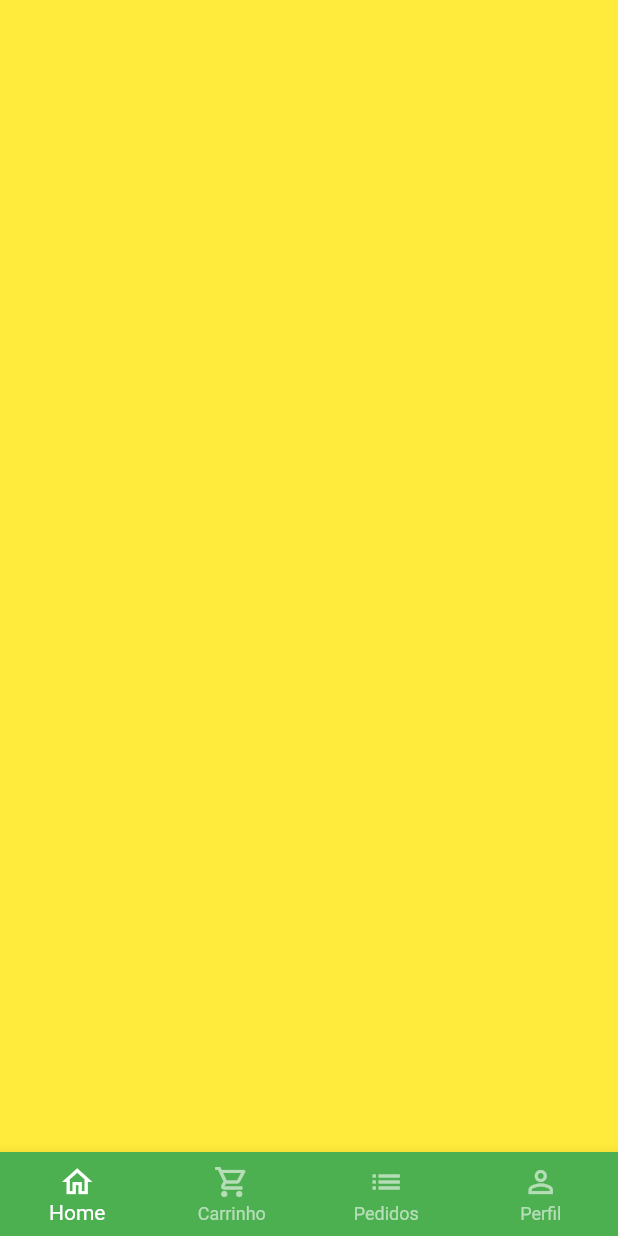
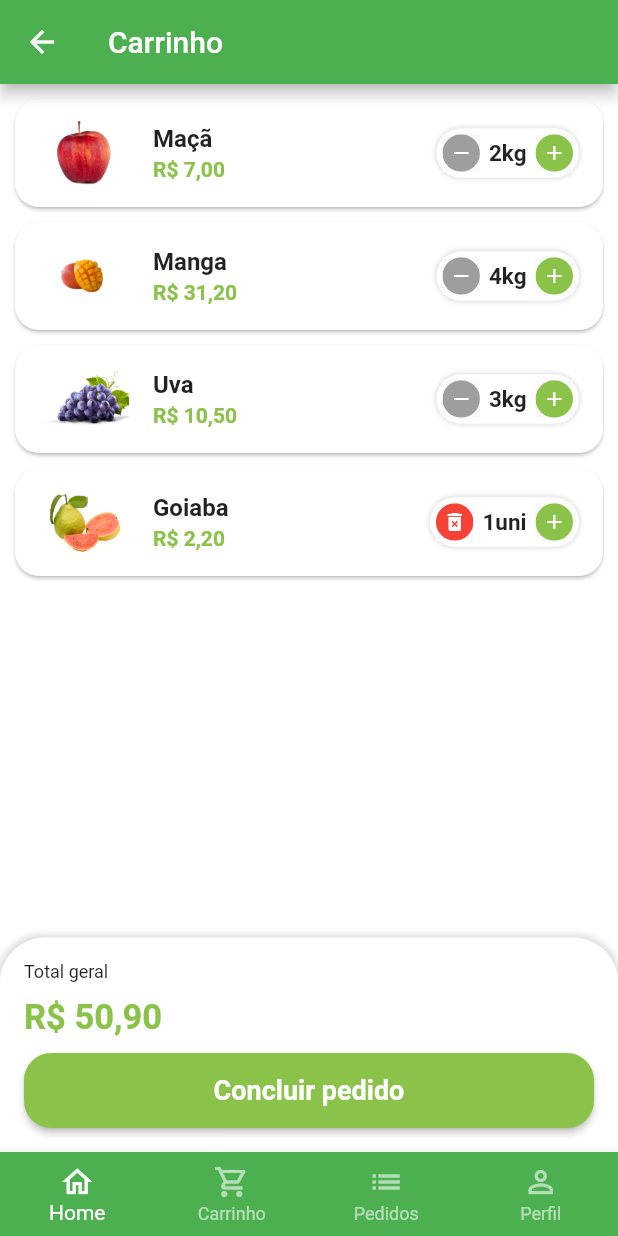
Before and after one commit to leandrolima132/app_greengrocer, a Flutter app: the BasePage screen opened by its route, swiped to page 2, on a phone screen of 412 x 824 dp. Run offline on Flutter 3.47's test engine with Material 2 defaults, Android fonts, the phone set to English and light mode, and no system bars; our stand-ins replace badges, flutter_modular, mask_text_input_formatter.

Commit message:
feat: criando tela do carrinho  + componentes

```diff
--- a/lib/app/core/data/app_data.dart
+++ b/lib/app/core/data/app_data.dart
@@ -1,3 +1,4 @@
+import 'package:greengrocer/app/core/models/cart_item_model.dart';
 import 'package:greengrocer/app/core/models/item_model.dart';
 
 ItemModel apple = ItemModel(
@@ -70,3 +71,10 @@ List<String> categories = [
   'Temperos',
   'Cereais'
 ];
+
+List<CartItemModel> cartItems = [
+  CartItemModel(item: apple, quantity: 2),
+  CartItemModel(item: mango, quantity: 4),
+  CartItemModel(item: grape, quantity: 3),
+  CartItemModel(item: guava, quantity: 1)
+];
--- /dev/null
+++ b/lib/app/core/models/cart_item_model.dart
@@ -0,0 +1,13 @@
+import 'package:greengrocer/app/core/models/item_model.dart';
+
+class CartItemModel {
+  ItemModel item;
+  int quantity;
+
+  CartItemModel({
+    required this.item,
+    required this.quantity,
+  });
+
+  double totalPrice() => item.price * quantity;
+}
--- /dev/null
+++ b/lib/app/core/widgets/cart_tile.dart
@@ -0,0 +1,72 @@
+import 'package:flutter/material.dart';
+import 'package:greengrocer/app/core/constants/theme_constants.dart';
+import 'package:greengrocer/app/core/models/cart_item_model.dart';
+import 'package:greengrocer/app/core/utils/utils.dart';
+import 'package:greengrocer/app/core/widgets/quantity_widget.dart';
+
+class CartTile extends StatefulWidget {
+  final CartItemModel cartItem;
+  final Function(CartItemModel) remove;
+  final VoidCallback onQuantityUpdate;
+
+  const CartTile({
+    Key? key,
+    required this.cartItem,
+    required this.remove,
+    required this.onQuantityUpdate,
+  }) : super(key: key);
+
+  @override
+  State<CartTile> createState() => _CartTileState();
+}
+
+class _CartTileState extends State<CartTile> {
+  final Utils utils = Utils();
+
+  @override
+  Widget build(BuildContext context) {
+    return Card(
+      margin: const EdgeInsets.fromLTRB(10, 10, 10, 0),
+      shape: RoundedRectangleBorder(borderRadius: BorderRadius.circular(16)),
+      child: ListTile(
+        // Imagem
+        leading: Image.asset(
+          widget.cartItem.item.imgUrl,
+          height: 60,
+          width: 60,
+        ),
+        // Titulo
+        title: Text(
+          widget.cartItem.item.itemName,
+          style: const TextStyle(fontWeight: FontWeight.bold),
+        ),
+        // Total
+        subtitle: Text(
+          utils.priceToCurrency(widget.cartItem.totalPrice()),
+          style: TextStyle(
+            fontWeight: FontWeight.bold,
+            color: ThemeConstants.customSwatchColor,
+          ),
+        ),
+
+        // Quantidade
+        trailing: QuatityWidget(
+          value: widget.cartItem.quantity,
+          suffixText: widget.cartItem.item.unit,
+          result: (quantity) {
+            setState(() {
+              widget.cartItem.quantity = quantity;
+
+              if (quantity == 0) {
+                // Remover item do carrinho
+                widget.remove(widget.cartItem);
+              }
+              widget.onQuantityUpdate();
+            });
+          },
+          isRemovable: true,
+        ),
+      ),
+    );
+  }
+}
--- a/lib/app/core/widgets/quantity_widget.dart
+++ b/lib/app/core/widgets/quantity_widget.dart
@@ -5,12 +5,14 @@ class QuatityWidget extends StatelessWidget {
   final int value;
   final String suffixText;
   final Function(int quantity) result;
+  final bool isRemovable;
 
   const QuatityWidget({
     Key? key,
     required this.value,
     required this.suffixText,
     required this.result,
+    this.isRemovable = false,
   }) : super(key: key);
 
   @override
@@ -29,12 +31,14 @@ class QuatityWidget extends StatelessWidget {
         ],
       ),
       child: Row(
+        mainAxisSize: MainAxisSize.min,
         children: [
           _QuantityButton(
-            color: Colors.grey,
-            icon: Icons.remove,
+            color: !isRemovable || value > 1 ? Colors.grey : Colors.red,
+            icon:
+                !isRemovable || value > 1 ? Icons.remove : Icons.delete_forever,
             onPressed: () {
-              if (value == 1) return;
+              if (value == 1 && !isRemovable) return;
 
               int resultCount = value - 1;
               result(resultCount);
--- a/lib/app/modules/base/base_page.dart
+++ b/lib/app/modules/base/base_page.dart
@@ -1,6 +1,7 @@
 import 'package:flutter/material.dart';
 import 'package:flutter_modular/flutter_modular.dart';
 import 'package:greengrocer/app/modules/base/base_controller.dart';
+import 'package:greengrocer/app/modules/tabs/cart/cart_tab.dart';
 import 'package:greengrocer/app/modules/tabs/home/home_tab.dart';
 
 class BasePage extends StatefulWidget {
@@ -21,7 +22,7 @@ class _BasePageState extends State<BasePage> {
         controller: controller.pageController,
         children: [
           const HomeTab(),
-          Container(color: Colors.yellow),
+          const CartTab(),
           Container(color: Colors.blue),
           Container(color: Colors.purple),
         ],
--- /dev/null
+++ b/lib/app/modules/tabs/cart/cart_tab.dart
@@ -0,0 +1,151 @@
+import 'package:flutter/material.dart';
+import 'package:greengrocer/app/core/constants/theme_constants.dart';
+import 'package:greengrocer/app/core/models/cart_item_model.dart';
+import 'package:greengrocer/app/core/utils/utils.dart';
+import 'package:greengrocer/app/core/data/app_data.dart' as app_data;
+import 'package:greengrocer/app/core/widgets/cart_tile.dart';
+
+class CartTab extends StatefulWidget {
+  const CartTab({Key? key}) : super(key: key);
+
+  @override
+  State<CartTab> createState() => _CartTabState();
+}
+
+class _CartTabState extends State<CartTab> {
+  final Utils utils = Utils();
+
+  void removeItemFromCart(CartItemModel cartItem) {
+    setState(() {
+      app_data.cartItems.remove(cartItem);
+    });
+  }
+
+  void updateCartItemQuantity() {
+    // Chama setState para atualizar o preço total quando a quantidade mudar
+    setState(() {});
+  }
+
+  double cartTotalPrice() {
+    double total = 0;
+    for (var item in app_data.cartItems) {
+      total += item.totalPrice();
+    }
+    return total;
+  }
+
+  @override
+  Widget build(BuildContext context) {
+    return Scaffold(
+      appBar: AppBar(
+        title: const Text("Carrinho"),
+      ),
+      body: Column(
+        children: [
+          Expanded(
+            child: ListView.builder(
+              itemCount: app_data.cartItems.length,
+              itemBuilder: (_, index) {
+                return CartTile(
+                  cartItem: app_data.cartItems[index],
+                  remove: removeItemFromCart,
+                  onQuantityUpdate: updateCartItemQuantity,
+                );
+              },
+            ),
+          ),
+          Container(
+            padding: const EdgeInsets.all(16),
+            decoration: BoxDecoration(
+              color: Colors.white,
+              borderRadius: const BorderRadius.vertical(
+                top: Radius.circular(30),
+              ),
+              boxShadow: [
+                BoxShadow(
+                  color: Colors.grey.shade300,
+                  blurRadius: 3,
+                  spreadRadius: 2,
+                )
+              ],
+            ),
+            child: Column(
+              crossAxisAlignment: CrossAxisAlignment.stretch,
+              children: [
+                const Text(
+                  'Total geral',
+                  style: TextStyle(fontSize: 12),
+                ),
+                Padding(
+                  padding: const EdgeInsets.symmetric(vertical: 10),
+                  child: Text(
+                    utils.priceToCurrency(cartTotalPrice()),
+                    style: TextStyle(
+                      fontSize: 23,
+                      color: ThemeConstants.customSwatchColor,
+                      fontWeight: FontWeight.bold,
+                    ),
+                  ),
+                ),
+                SizedBox(
+                  height: 50,
+                  child: ElevatedButton(
+                    style: ElevatedButton.styleFrom(
+                        primary: ThemeConstants.customSwatchColor,
+                        shape: RoundedRectangleBorder(
+                          borderRadius: BorderRadius.circular(18),
+                        )),
+                    onPressed: () async {
+                      bool? result = await showOrderConfirmation();
+
+                      print(result);
+                    },
+                    child: const Text(
+                      'Concluir pedido',
+                      style: TextStyle(
+                        fontSize: 18,
+                        fontWeight: FontWeight.bold,
+                      ),
+                    ),
+                  ),
+                )
+              ],
+            ),
+          )
+        ],
+      ),
+    );
+  }
+
+  Future<bool?> showOrderConfirmation() {
+    return showDialog<bool>(
+        context: context,
+        builder: (context) {
+          return AlertDialog(
+            shape:
+                RoundedRectangleBorder(borderRadius: BorderRadius.circular(20)),
+            title: const Text(
+              'Confirmação',
+              style: TextStyle(),
+            ),
+            content: const Text('Deseja realmente concluir o pedido?'),
+            actions: [
+              TextButton(
+                  onPressed: () {
+                    Navigator.of(context).pop(false);
+                  },
+                  child: const Text('Não')),
+              ElevatedButton(
+                  style: ElevatedButton.styleFrom(
+                    shape: RoundedRectangleBorder(
+                        borderRadius: BorderRadius.circular(20)),
+                  ),
+                  onPressed: () {
+                    Navigator.of(context).pop(true);
+                  },
+                  child: const Text('Sim')),
+            ],
+          );
+        });
+  }
+}
```
